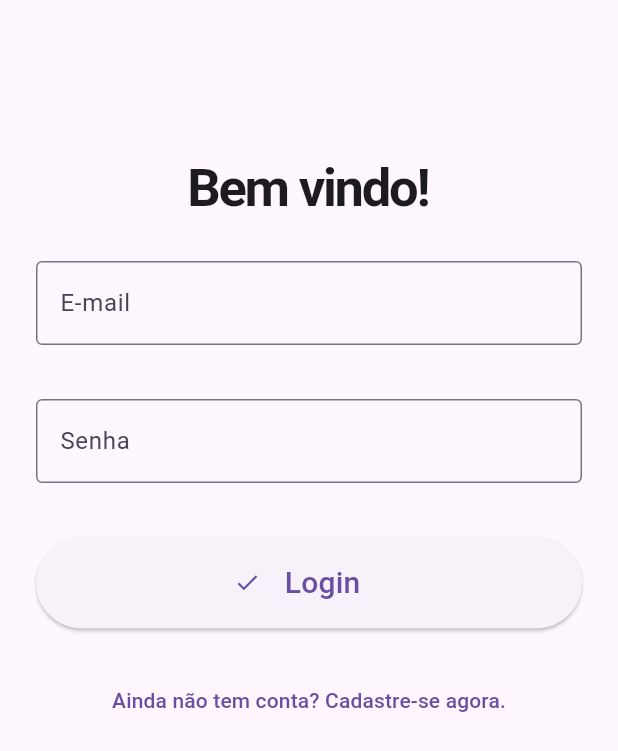
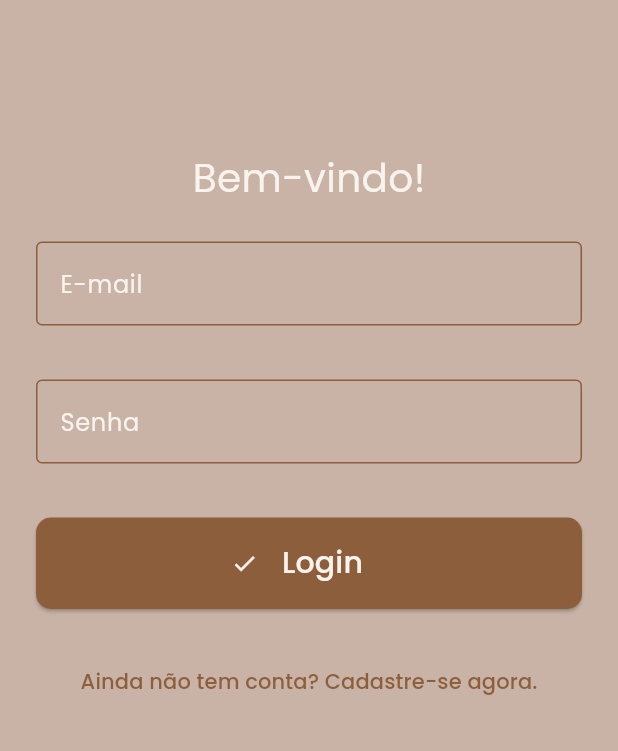
Before and after one commit to otavioms/shop_ar, a Flutter app: the screen it shows after launch, on a phone screen of 412 x 824 dp. Shown: the top 751 px of the screen. Run offline on Flutter 3.47's test engine with Material 3 defaults, Android fonts, the phone set to English and light mode, and no system bars; our stand-ins replace google_fonts.

Commit message:
feat: improve Login style

```diff
--- a/lib/Pages/home_page.dart
+++ b/lib/Pages/home_page.dart
@@ -16,7 +16,7 @@ class _HomePageState extends State<HomePage> {
           padding: EdgeInsets.only(top: 100.0),
           child: Center(
             child: Text(
-              'Home Page',
+              'Olá, mundo!',
               style: TextStyle(
                 fontSize: 35.0,
                 fontWeight: FontWeight.bold,
--- a/lib/Pages/login_page.dart
+++ b/lib/Pages/login_page.dart
@@ -1,9 +1,11 @@
 import 'package:flutter/material.dart';
+import 'package:google_fonts/google_fonts.dart';
+import '../app_colors.dart';
 import '../Controllers/login_controller.dart';
 import 'home_page.dart';
 
 class LoginPage extends StatefulWidget {
-  const LoginPage({Key? key}) : super(key: key);
+  const LoginPage({super.key});
 
   @override
   State<LoginPage> createState() => _LoginPageState();
@@ -13,7 +15,7 @@ class _LoginPageState extends State<LoginPage> {
   final formKey = GlobalKey<FormState>();
   final LoginController _controller = LoginController();
 
-  String titulo = 'Bem vindo!';
+  String titulo = 'Bem-vindo!';
   String actionButton = 'Login';
   String toggleButton = 'Ainda não tem conta? Cadastre-se agora.';
 
@@ -26,6 +28,7 @@ class _LoginPageState extends State<LoginPage> {
   @override
   Widget build(BuildContext context) {
     return Scaffold(
+      backgroundColor: AppColors.accent, // Cor de fundo (não é roxo)
       body: SingleChildScrollView(
         child: Padding(
           padding: EdgeInsets.only(top: 100.0),
@@ -36,19 +39,39 @@ class _LoginPageState extends State<LoginPage> {
               children: [
                 Text(
                   titulo,
-                  style: TextStyle(
-                    fontSize: 35.0,
-                    fontWeight: FontWeight.bold,
-                    letterSpacing: -1.5,
+                  style: GoogleFonts.poppins(
+                    fontSize: 26.0,
+                    color: AppColors.background, // Cor de texto
                   ),
                 ),
                 Padding(
                   padding: EdgeInsets.all(24.0),
                   child: TextFormField(
+                    cursorColor: AppColors.primary,
+                    style: GoogleFonts.poppins(color: AppColors.primary),
                     controller: _controller.emailController,
                     decoration: InputDecoration(
-                      border: OutlineInputBorder(),
+                      enabledBorder: OutlineInputBorder(
+                        borderSide: BorderSide(
+                          color:
+                              AppColors
+                                  .primary, // Cor desejada para o estado padrão
+                        ),
+                      ),
+                      focusedBorder: OutlineInputBorder(
+                        borderSide: BorderSide(
+                          color: AppColors.primary,
+                        ), // Cor primária
+                      ),
+                      border: OutlineInputBorder(
+                        borderSide: BorderSide(
+                          color: AppColors.primary,
+                        ), // Cor primária
+                      ),
                       labelText: 'E-mail',
+                      labelStyle: GoogleFonts.poppins(
+                        color: AppColors.background, // Cor de texto
+                      ),
                     ),
                     keyboardType: TextInputType.emailAddress,
                     validator: (value) {
@@ -65,10 +88,31 @@ class _LoginPageState extends State<LoginPage> {
                     horizontal: 24.0,
                   ),
                   child: TextFormField(
+                    cursorColor: AppColors.primary,
+                    style: GoogleFonts.poppins(color: AppColors.primary),
                     controller: _controller.senhaController,
                     obscureText: true,
                     decoration: InputDecoration(
-                      border: OutlineInputBorder(),
+                      enabledBorder: OutlineInputBorder(
+                        borderSide: BorderSide(
+                          color:
+                              AppColors
+                                  .primary, // Cor desejada para o estado padrão
+                        ),
+                      ),
+                      focusedBorder: OutlineInputBorder(
+                        borderSide: BorderSide(
+                          color: AppColors.primary,
+                        ), // Cor primária
+                      ),
+                      border: OutlineInputBorder(
+                        borderSide: BorderSide(
+                          color: AppColors.primary,
+                        ), // Cor primária
+                      ),
+                      labelStyle: GoogleFonts.poppins(
+                        color: AppColors.background, // Cor de texto
+                      ),
                       labelText: 'Senha',
                     ),
                     validator: (value) {
@@ -96,23 +140,40 @@ class _LoginPageState extends State<LoginPage> {
                         );
                       }
                     },
+                    style: ElevatedButton.styleFrom(
+                      backgroundColor: AppColors.primary, // Cor primária
+                      foregroundColor: AppColors.background, // Define a cor dos ícones e textos
+                      shape: RoundedRectangleBorder(
+                        borderRadius: BorderRadius.circular(10.0),
+                      ),
+                    ),
                     child: Row(
                       mainAxisAlignment: MainAxisAlignment.center,
                       children: [
                         Icon(Icons.check),
                         Padding(
-                          padding: EdgeInsets.all(16.0),
+                          padding: const EdgeInsets.all(16.0),
                           child: Text(
                             actionButton,
-                            style: TextStyle(fontSize: 20.0),
+                            style: GoogleFonts.poppins(
+                              fontSize: 20.0,
+                              color: AppColors.background, // Cor de texto
+                            ),
                           ),
                         ),
                       ],
                     ),
                   ),
                 ),
-                TextButton(onPressed: () {},
-                    child: Text(toggleButton)),
+                TextButton(
+                  onPressed: () {},
+                  child: Text(
+                    toggleButton,
+                    style: GoogleFonts.poppins(
+                      color: AppColors.primary,
+                    ), // Cor primária
+                  ),
+                ),
               ],
             ),
           ),
--- /dev/null
+++ b/lib/app_colors.dart
@@ -0,0 +1,8 @@
+import 'package:flutter/material.dart';
+
+class AppColors {
+  static const Color primary = Color(0xFF8C5E3C);
+  static const Color secondary = Color(0xFF6A7BA2);
+  static const Color accent = Color(0xFFC8B3A6);
+  static const Color background = Color(0xFFF8F3ED);
+}
--- a/lib/main.dart
+++ b/lib/main.dart
@@ -1,4 +1,5 @@
 import 'package:flutter/material.dart';
+
 import 'Pages/login_page.dart';
 
 void main() {
@@ -10,6 +11,6 @@ class MainApp extends StatelessWidget {
 
   @override
   Widget build(BuildContext context) {
-    return const MaterialApp(home: LoginPage());
+    return MaterialApp(home: const LoginPage());
   }
 }
--- a/pubspec.yaml
+++ b/pubspec.yaml
@@ -35,6 +35,7 @@ dependencies:
   # Use with the CupertinoIcons class for iOS style icons.
   cupertino_icons: ^1.0.8
   arcore_flutter_plugin: ^0.1.0
+  google_fonts: ^6.2.1
 
 dev_dependencies:
   flutter_test:
@@ -61,6 +62,7 @@ flutter:
   # To add assets to your application, add an assets section, like this:
   # assets:
   #   - images/a_dot_burr.jpeg
+
   #   - images/a_dot_ham.jpeg
 
   # An image asset can refer to one or more resolution-specific "variants", see
@@ -82,7 +84,9 @@ flutter:
   #         style: italic
   #   - family: Trajan Pro
   #     fonts:
-  #       - asset: fonts/TrajanPro.ttf
+  fonts:
+    - family: Poppins
+
   #       - asset: fonts/TrajanPro_Bold.ttf
   #         weight: 700
   #
```
Also changed, not shown: assets/items/armario.svg (added), assets/items/cadeira.svg (added), assets/items/poltrona.svg (added), assets/items/prateleira.svg (added), pubspec.lock, 3 other files.
